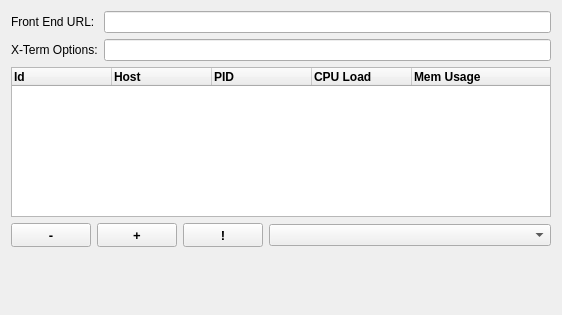
First picture: the form in development/pqSQProcessMonitorForm.ui, repository burlen/SciberQuestToolKit, before the edit.
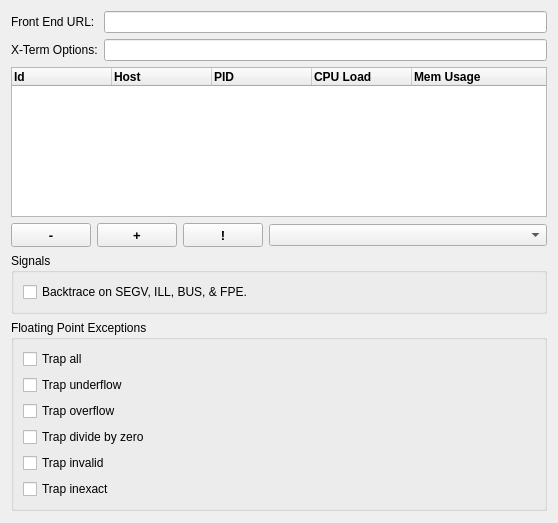
Second picture: the form after the edit.

Commit message: ENH: Added backtrace signal handler to the process monitor to help debugging on cray xt5.

```diff
--- a/development/pqSQProcessMonitorForm.ui
+++ b/development/pqSQProcessMonitorForm.ui
@@ -6,8 +6,8 @@
    <rect>
     <x>0</x>
     <y>0</y>
-    <width>562</width>
-    <height>315</height>
+    <width>558</width>
+    <height>523</height>
    </rect>
   </property>
   <property name="windowTitle">
@@ -16,7 +16,7 @@
   <property name="toolTip">
    <string/>
   </property>
-  <layout class="QVBoxLayout" name="verticalLayout">
+  <layout class="QVBoxLayout" name="verticalLayout_3">
    <item>
     <layout class="QGridLayout" name="gridLayout">
      <item row="0" column="0">
@@ -226,6 +226,73 @@
      </item>
     </layout>
    </item>
+   <item>
+    <widget class="QGroupBox" name="groupFPE">
+     <property name="title">
+      <string>Signals</string>
+     </property>
+     <layout class="QVBoxLayout" name="verticalLayout">
+      <item>
+       <widget class="QCheckBox" name="btSignalHandler">
+        <property name="text">
+         <string>Backtrace on SEGV, ILL, BUS, &amp;&amp; FPE.</string>
+        </property>
+       </widget>
+      </item>
+     </layout>
+    </widget>
+   </item>
+   <item>
+    <widget class="QGroupBox" name="groupBox">
+     <property name="title">
+      <string>Floating Point Exceptions</string>
+     </property>
+     <layout class="QVBoxLayout" name="verticalLayout_2">
+      <item>
+       <widget class="QCheckBox" name="fpeTrapAll">
+        <property name="text">
+         <string>Trap all</string>
+        </property>
+       </widget>
+      </item>
+      <item>
+       <widget class="QCheckBox" name="fpeTrapUnderflow">
+        <property name="text">
+         <string>Trap underflow</string>
+        </property>
+       </widget>
+      </item>
+      <item>
+       <widget class="QCheckBox" name="fpeTrapOverflow">
+        <property name="text">
+         <string>Trap overflow</string>
+        </property>
+       </widget>
+      </item>
+      <item>
+       <widget class="QCheckBox" name="fpeTrapDivByZero">
+        <property name="text">
+         <string>Trap divide by zero</string>
+        </property>
+       </widget>
+      </item>
+      <item>
+       <widget class="QCheckBox" name="fpeTrapInvalid">
+        <property name="text">
+         <string>Trap invalid</string>
+        </property>
+       </widget>
+      </item>
+      <item>
+       <widget class="QCheckBox" name="fpeTrapInexact">
+        <property name="text">
+         <string>Trap inexact</string>
+        </property>
+       </widget>
+      </item>
+     </layout>
+    </widget>
+   </item>
    <item>
     <spacer name="verticalSpacer">
      <property name="orientation">
```
Left out of the diff: 163 changed lines with no effect on the pictures. The commit also changes 7 other files.
